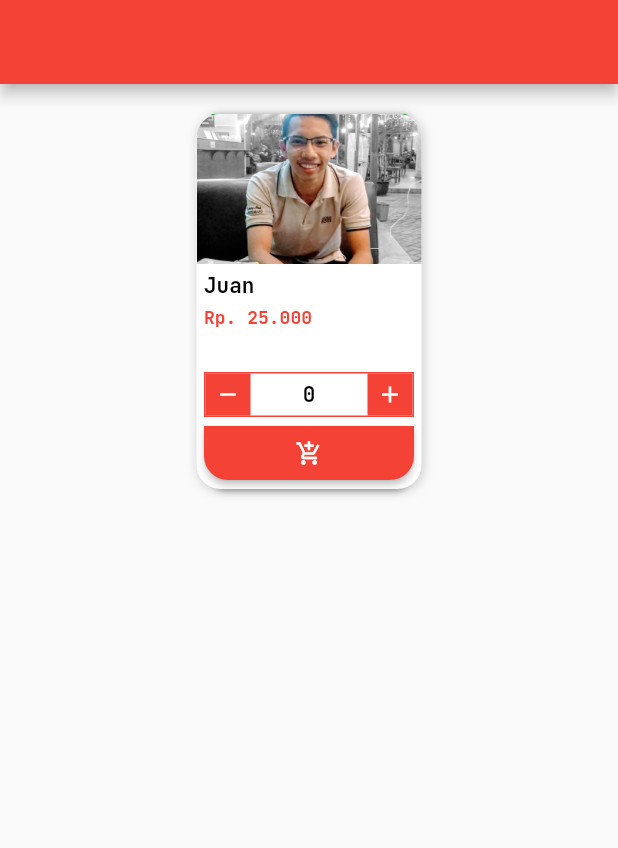
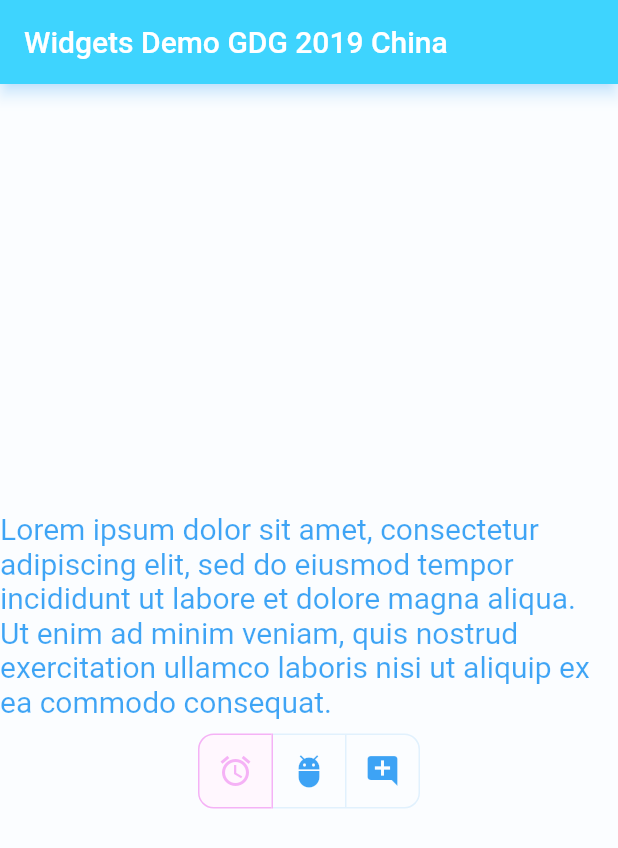
Before and after one commit to myxzlpltk/flutter-learning, a Flutter app: the screen it shows after launch, on a phone screen of 412 x 824 dp. Shown: the top 848 px of the screen. Run offline on Flutter 3.47's test engine with Material 2 defaults, Android fonts, the phone set to English and light mode, and no system bars.

Commit message:
Flutter 1.9 (SelectableText, ToggleButtons, ColorFiltered)

```diff
--- a/lib/main.dart
+++ b/lib/main.dart
@@ -1,41 +1,60 @@
 import 'package:flutter/material.dart';
-import 'package:learn_flutter/product_card.dart';
-import 'package:provider/provider.dart';
 
 void main() {
   runApp(MyApp());
 }
 
-class MyApp extends StatelessWidget {
+class MyApp extends StatefulWidget {
+  @override
+  _MyAppState createState() => _MyAppState();
+}
+
+class _MyAppState extends State<MyApp> {
+  List<bool> isSelected = [true, false, false];
+  ColorFilter colorFilter = ColorFilter.mode(Colors.blue, BlendMode.screen);
+
   @override
   Widget build(BuildContext context) {
     return MaterialApp(
-      debugShowCheckedModeBanner: false,
-      home: Scaffold(
-        appBar: AppBar(backgroundColor: firstColor),
-        body: ChangeNotifierProvider<ProductState>(
-          create: (context, ) => ProductState(),
-          child: Container(
-            margin: EdgeInsets.all(20),
-            child: Align(
-              alignment: Alignment.topCenter,
-              child: Consumer<ProductState>(
-                builder: (context, productState, _) => ProductCard(
-                  name: "Juan",
-                  price: "Rp. 25.000",
-                  quantity: productState.quantity,
-                  notification: (productState.quantity > 5) ? "Diskon 10%" : null,
-                  onAddCartTap: (){
-
+      home: ColorFiltered(
+        colorFilter: colorFilter,
+        child: Scaffold(
+          appBar: AppBar(title: Text("Widgets Demo GDG 2019 China")),
+          body: Center(
+            child: Column(
+              mainAxisAlignment: MainAxisAlignment.center,
+              children: [
+                SelectableText(
+                  "Lorem ipsum dolor sit amet, consectetur adipiscing elit, sed do eiusmod tempor incididunt ut labore et dolore magna aliqua. Ut enim ad minim veniam, quis nostrud exercitation ullamco laboris nisi ut aliquip ex ea commodo consequat.",
+                  style: TextStyle(
+                    fontSize: 20,
+                  ),
+                  showCursor: true,
+                  cursorWidth: 3,
+                  cursorColor: Colors.red,
+                ),
+                SizedBox(height: 10),
+                ToggleButtons(
+                  isSelected: isSelected,
+                  children: [
+                    Icon(Icons.access_alarm),
+                    Icon(Icons.adb),
+                    Icon(Icons.add_comment),
+                  ],
+                  onPressed: (index){
+                    setState(() {
+                      isSelected.fillRange(0, isSelected.length, false);
+                      isSelected[index] = !isSelected[index];
+                    });
                   },
-                  onIncrementTap: (){
-                    productState.quantity += 1;
-                  },
-                  onDecrementTap: (){
-                    productState.quantity -= 1;
-                  },
-                ),
-              ),
+                  fillColor: Colors.red[50],
+                  selectedColor: Colors.red,
+                  selectedBorderColor: Colors.red,
+                  splashColor: Colors.blue,
+                  highlightColor: Colors.yellow,
+                  borderRadius: BorderRadius.circular(10),
+                )
+              ],
             ),
           ),
         ),
@@ -43,13 +62,3 @@ class MyApp extends StatelessWidget {
     );
   }
 }
-
-class ProductState with ChangeNotifier{
-  int _quantity = 0;
-
-  int get quantity => _quantity;
-  set quantity(value){
-    _quantity = value;
-    notifyListeners();
-  }
-}
--- a/lib/product_card.dart
+++ /dev/null
@@ -1,174 +0,0 @@
-import 'package:flutter/material.dart';
-
-const Color firstColor = Color(0xFFF44336);
-const Color secondColor = Color(0xFF4CAF50);
-
-class ProductCard extends StatelessWidget {
-  final String name;
-  final String price;
-  final TextStyle textStyle = TextStyle(
-    fontFamily: "JetBrainsMono",
-    fontSize: 14,
-    fontWeight: FontWeight.bold,
-    color: Colors.black,
-  );
-  final int quantity;
-  final Function onAddCartTap;
-  final Function onDecrementTap;
-  final Function onIncrementTap;
-  final String notification;
-
-  ProductCard(
-      {Key key,
-      this.name,
-      this.price,
-      this.onAddCartTap,
-      this.onDecrementTap,
-      this.onIncrementTap,
-      this.quantity = 0,
-      this.notification})
-      : super(key: key);
-
-  @override
-  Widget build(BuildContext context) {
-    return Stack(
-      children: [
-        AnimatedContainer(
-          margin: EdgeInsets.only(left: 10, right: 10),
-          width: 130,
-          height: (notification != null) ? 270 : 250,
-          duration: Duration(milliseconds: 300),
-          decoration: BoxDecoration(
-            boxShadow: [
-              BoxShadow(
-                blurRadius: 3,
-                offset: Offset(1, 1),
-                color: Colors.black.withOpacity(0.3),
-              )
-            ],
-            borderRadius: BorderRadius.only(
-              bottomLeft: Radius.circular(8),
-              bottomRight: Radius.circular(8),
-            ),
-            color: secondColor,
-          ),
-          child: Align(
-            alignment: Alignment.bottomCenter,
-            child: Text(
-              (notification != null) ? notification : "",
-              style: textStyle.copyWith(
-                color: Colors.white,
-                fontSize: 12,
-              ),
-            ),
-          ),
-        ),
-        Container(
-          width: 150,
-          height: 250,
-          decoration: BoxDecoration(
-            color: Colors.white,
-            borderRadius: BorderRadius.circular(16),
-            boxShadow: [
-              BoxShadow(
-                color: Colors.black.withOpacity(0.2),
-                blurRadius: 6,
-                offset: Offset(1, 1),
-              )
-            ],
-          ),
-          child: Column(
-            mainAxisAlignment: MainAxisAlignment.spaceBetween,
-            children: [
-              Column(
-                crossAxisAlignment: CrossAxisAlignment.start,
-                children: [
-                  Container(
-                    width: 150,
-                    height: 100,
-                    decoration: BoxDecoration(
-                      borderRadius: BorderRadius.only(
-                        topLeft: Radius.circular(16),
-                        topRight: Radius.circular(16),
-                      ),
-                      image: DecorationImage(
-                        image: AssetImage("assets/juan.jpg"),
-                        fit: BoxFit.cover,
-                      ),
-                    ),
-                  ),
-                  Container(
-                    margin: EdgeInsets.all(5),
-                    child: Text(name, style: textStyle),
-                  ),
-                  Container(
-                    margin: EdgeInsets.only(left: 5, right: 5),
-                    child: Text(
-                      price,
-                      style: textStyle.copyWith(
-                        fontSize: 12,
-                        color: firstColor,
-                      ),
-                    ),
-                  )
-                ],
-              ),
-              Column(
-                children: [
-                  Container(
-                    width: 140,
-                    height: 30,
-                    decoration: BoxDecoration(
-                      border: Border.all(color: firstColor),
-                    ),
-                    child: Row(
-                      mainAxisAlignment: MainAxisAlignment.spaceBetween,
-                      children: [
-                        GestureDetector(
-                          onTap: onDecrementTap,
-                          child: Container(
-                            width: 30,
-                            height: 30,
-                            color: firstColor,
-                            child: Icon(Icons.remove,
-                                size: 18, color: Colors.white),
-                          ),
-                        ),
-                        Text(quantity.toString(), style: textStyle),
-                        GestureDetector(
-                          onTap: onIncrementTap,
-                          child: Container(
-                            width: 30,
-                            height: 30,
-                            color: firstColor,
-                            child:
-                                Icon(Icons.add, size: 18, color: Colors.white),
-                          ),
-                        ),
-                      ],
-                    ),
-                  ),
-                  SizedBox(
-                    width: 140,
-                    child: RaisedButton(
-                      child: Icon(Icons.add_shopping_cart,
-                          size: 18, color: Colors.white),
-                      onPressed: onAddCartTap,
-                      color: firstColor,
-                      shape: RoundedRectangleBorder(
-                        borderRadius: BorderRadius.only(
-                          bottomLeft: Radius.circular(16),
-                          bottomRight: Radius.circular(16),
-                        ),
-                      ),
-                    ),
-                  ),
-                ],
-              ),
-            ],
-          ),
-        ),
-      ],
-    );
-  }
-}
```
